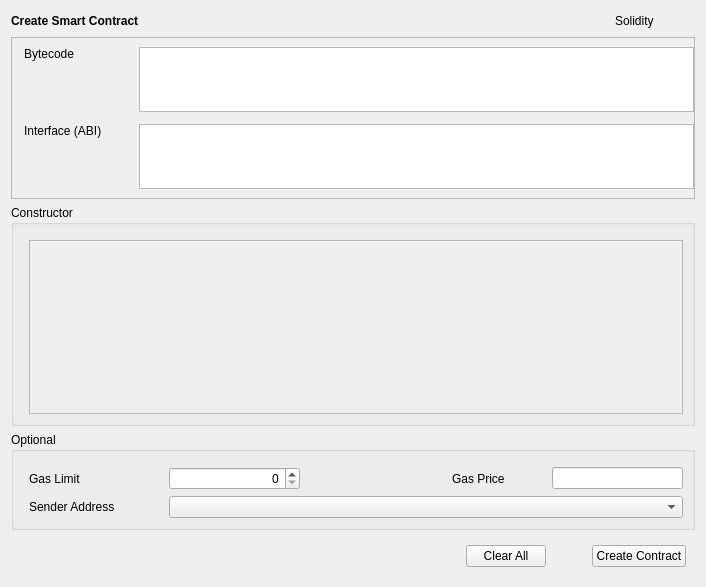
This is src/qt/forms/createcontract.ui in zerohourcash/zerohourcash as Qt 5 draws it before an edit. The edited form follows.
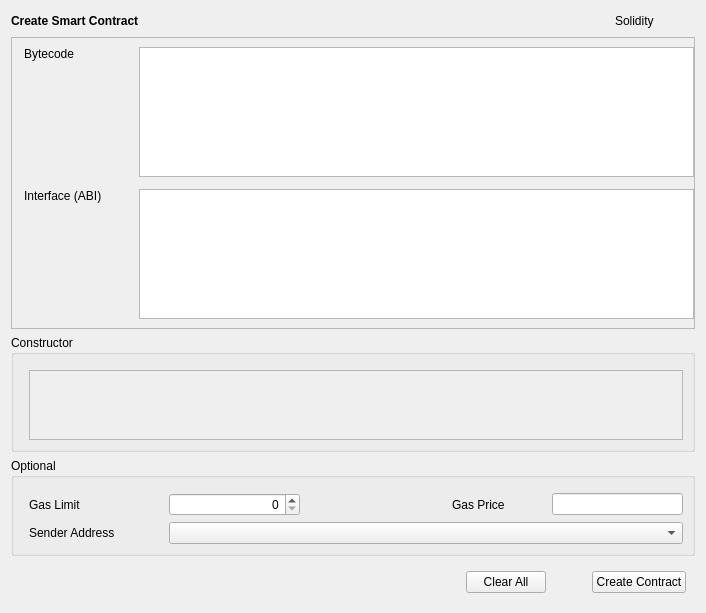
This is the edited form. Custom widgets are drawn as their Qt base class.

```diff
--- a/src/qt/forms/createcontract.ui
+++ b/src/qt/forms/createcontract.ui
@@ -116,10 +116,11 @@
                 <verstretch>0</verstretch>
                </sizepolicy>
               </property>
+              <property name="minimumSize"><size><width>0</width><height>130</height></size></property>
               <property name="maximumSize">
                <size>
                 <width>16777215</width>
-                <height>65</height>
+                <height>130</height>
                </size>
               </property>
               <property name="horizontalScrollBarPolicy">
@@ -171,10 +172,11 @@
                 <verstretch>0</verstretch>
                </sizepolicy>
               </property>
+              <property name="minimumSize"><size><width>0</width><height>130</height></size></property>
               <property name="maximumSize">
                <size>
                 <width>16777215</width>
-                <height>65</height>
+                <height>130</height>
                </size>
               </property>
               <property name="horizontalScrollBarPolicy">
```
